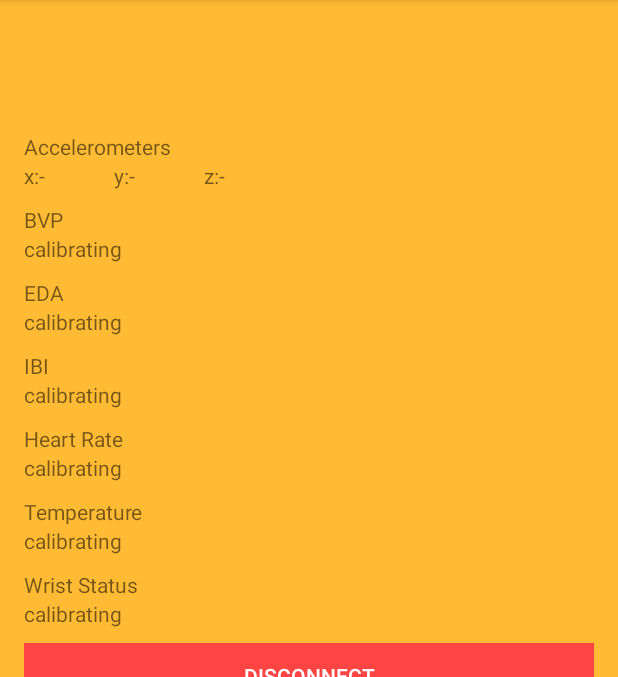
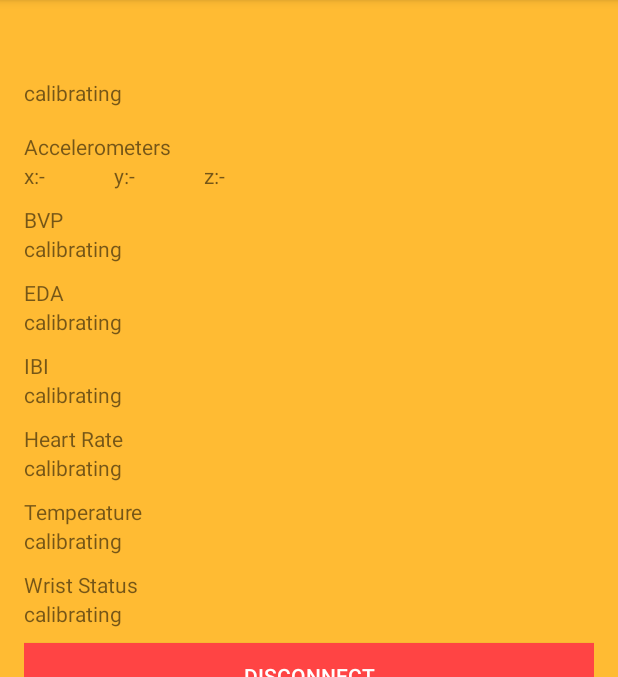
Before and after one commit to gengandrew/empatica_app, an Android app: the screen it shows after launch (MainActivity), on a phone screen of 412 x 824 dp, the part 84-761 px from its top. Run offline under Robolectric (Android 15) with nearby library versions, the phone set to English and light mode, and no system bars; our stand-ins replace RxJava; libraries missing offline, so code that uses them is left out: com.empatica.empalink; 2 statements that could not run were skipped.

Commit message:
Updated to add sessionID visual support

```diff
--- a/app/src/main/java/com/empatica/application/MainActivity.java
+++ b/app/src/main/java/com/empatica/application/MainActivity.java
@@ -70,7 +70,7 @@ public class MainActivity extends AppCompatActivity implements EmpaDataDelegate,
     private TextView temperatureLabel;
     private TextView heartLabel;
     private TextView statusLabel;
-    private TextView deviceNameLabel;
+    private TextView sessionLabel;
     private LinearLayout dataCnt;
 
     @Override
@@ -88,7 +88,7 @@ public class MainActivity extends AppCompatActivity implements EmpaDataDelegate,
         ibiLabel = findViewById(R.id.ibi);
         temperatureLabel = findViewById(R.id.temperature);
         heartLabel = findViewById(R.id.heart);
-        deviceNameLabel = findViewById(R.id.deviceName);
+        sessionLabel = findViewById(R.id.session_label);
 
         final Button disconnectButton = findViewById(R.id.disconnectButton);
         disconnectButton.setOnClickListener(new View.OnClickListener() {
@@ -106,6 +106,7 @@ public class MainActivity extends AppCompatActivity implements EmpaDataDelegate,
 
         AlertDialog.Builder alertBuilder = new AlertDialog.Builder(this);
         alertBuilder.setTitle("Please Insert Participant Number");
+        alertBuilder.setCancelable(false);
         final EditText participantIdInput = new EditText(this);
         participantIdInput.setInputType(InputType.TYPE_CLASS_TEXT);
         alertBuilder.setView(participantIdInput);
@@ -197,7 +198,7 @@ public class MainActivity extends AppCompatActivity implements EmpaDataDelegate,
             deviceManager.stopScanning();
             try {
                 deviceManager.connectDevice(bluetoothDevice);
-                updateLabel(deviceNameLabel, "To: " + deviceName);
+                //updateLabel(deviceNameLabel, "To: " + deviceName);
                 BluetoothDevice bd = deviceManager.getActiveDevice();
                 Log.d("CustomDebug", "Connected to device is named [" + bd.getName() + "] with address [" + bd.getAddress() + "]");
             } catch (ConnectionNotAllowedException e) {
@@ -224,7 +225,6 @@ public class MainActivity extends AppCompatActivity implements EmpaDataDelegate,
         updateLabel(statusLabel, status.name());
         if (status == EmpaStatus.READY) {
             updateLabel(statusLabel, status.name() + " - Turn on your device");
-            updateLabel(deviceNameLabel, "");
             Log.d("CustomDebug", "Device is ready");
             deviceManager.startScanning();
             hide();
@@ -232,8 +232,7 @@ public class MainActivity extends AppCompatActivity implements EmpaDataDelegate,
             Log.d("CustomDebug", "Device is Connected");
             show();
         } else if (status == EmpaStatus.DISCONNECTED) {
-            Log.d("CustomDebug", "Device is Disconnect with count");
-            updateLabel(deviceNameLabel, " The Device is disconnected");
+            Log.d("CustomDebug", "Device is Disconnect");
             hide();
         }
     }
@@ -256,34 +255,34 @@ public class MainActivity extends AppCompatActivity implements EmpaDataDelegate,
 
     @Override
     public void didReceiveBVP(float bvp, double timestamp) {
-        Log.d("CustomDebug", "BVP is [" + bvp + "]");
         this.bvp = bvp;
         if(checkDataPostConditions()) {
             InsertData(this.sessionID, new SimpleDateFormat("yyyy-MM-dd HH:mm:ss.SSS").format(new Date()),
                     timestamp, this.bvp, this.eda, this.ibi, this.heartRate, this.temperature);
+            Log.d("CustomDebug", "BVP of [" + bvp + "] has been pushed");
         }
         updateLabel(bvpLabel, Float.toString(bvp));
     }
 
     @Override
     public void didReceiveGSR(float gsr, double timestamp) {
-        Log.d("CustomDebug", "GSR is [" + gsr + "]");
         this.eda = gsr;
         if(checkDataPostConditions()) {
             InsertData(this.sessionID, new SimpleDateFormat("yyyy-MM-dd HH:mm:ss.SSS").format(new Date()),
                     timestamp, this.bvp, this.eda, this.ibi, this.heartRate, this.temperature);
+            Log.d("CustomDebug", "GSR of [" + gsr + "] has been pushed");
         }
         updateLabel(edaLabel, Float.toString(gsr));
     }
 
     @Override
     public void didReceiveIBI(float ibi, double timestamp) {
-        Log.d("CustomDebug", "IBI is [" + ibi + "]");
         this.ibi = ibi;
         this.heartRate = 60/ibi;
         if(checkDataPostConditions()) {
             InsertData(this.sessionID, new SimpleDateFormat("yyyy-MM-dd HH:mm:ss.SSS").format(new Date()),
                     timestamp, this.bvp, this.eda, this.ibi, this.heartRate, this.temperature);
+            Log.d("CustomDebug", "IBI of [" + ibi + "] has been pushed");
         }
         updateLabel(ibiLabel, Float.toString(ibi));
         updateLabel(heartLabel, Float.toString(heartRate));
@@ -291,21 +290,21 @@ public class MainActivity extends AppCompatActivity implements EmpaDataDelegate,
 
     @Override
     public void didReceiveTemperature(float temp, double timestamp) {
-        Log.d("CustomDebug", "Temperature is [" + temp + "]");
         this.temperature = temp;
         if(checkDataPostConditions()) {
             InsertData(this.sessionID, new SimpleDateFormat("yyyy-MM-dd HH:mm:ss.SSS").format(new Date()),
                     timestamp, this.bvp, this.eda, this.ibi, this.heartRate, this.temperature);
+            Log.d("CustomDebug", "Temperature of [" + temp + "] has been pushed");
         }
         updateLabel(temperatureLabel, Float.toString(temp));
     }
 
     @Override
     public void didReceiveAcceleration(int x, int y, int z, double timestamp) {
-        Log.d("CustomDebug", "Acceleration is [" + x+y+z + "]");
         if(checkAccelPostConditions(x, y, z)) {
             InsertAcceleration(this.sessionID, new SimpleDateFormat("yyyy-MM-dd HH:mm:ss.SSS").format(new Date()),
                     timestamp, x, y, z);
+            Log.d("CustomDebug", "Acceleration of [" + x + " " + y + " " + z + "] has been pushed");
         }
         this.accelX = x;
         this.accelY = y;
@@ -344,7 +343,6 @@ public class MainActivity extends AppCompatActivity implements EmpaDataDelegate,
     }
 
     private void clearLabels() {
-        updateLabel(deviceNameLabel, "");
         updateLabel(accel_xLabel, "-");
         updateLabel(accel_yLabel, "-");
         updateLabel(accel_zLabel, "-");
@@ -385,10 +383,12 @@ public class MainActivity extends AppCompatActivity implements EmpaDataDelegate,
                 Log.d("CustomDebug", "Going to on Response");
                 if(response.isSuccessful()) {
                     sessionID = response.body().getSessionID();
+                    updateLabel(sessionLabel, "Current session has ID of [" + sessionID.toString() + "]");
                     Log.d("CustomDebug", "Internal sessionID has been set as " + sessionID);
                 } else {
                     Log.d("CustomDebug", "Going to on not successful response");
-                    Toast.makeText(MainActivity.this, "Failure to get response from GetSessionID", Toast.LENGTH_SHORT).show();
+                    updateLabel(sessionLabel, "onResponse failure from InsertAssociation [please try again]");
+                    Toast.makeText(MainActivity.this, "Failure to get response from InsertAssociation", Toast.LENGTH_SHORT).show();
                 }
             }
 
@@ -396,7 +396,8 @@ public class MainActivity extends AppCompatActivity implements EmpaDataDelegate,
             public void onFailure(Call<CallResponse> call, Throwable t) {
                 Log.d("CustomDebug", "Going to on Failure");
                 Log.d("CustomDebug", t.toString());
-                Toast.makeText(MainActivity.this, "GetSessionID returns from onFailure", Toast.LENGTH_SHORT).show();
+                updateLabel(sessionLabel, "onFailure from InsertAssociation [please try again]");
+                Toast.makeText(MainActivity.this, "InsertAssociation returns to onFailure", Toast.LENGTH_SHORT).show();
             }
         });
     }
@@ -443,6 +444,7 @@ public class MainActivity extends AppCompatActivity implements EmpaDataDelegate,
         runOnUiThread(new Runnable() {
             @Override
             public void run() {
+                sessionLabel.setVisibility(View.VISIBLE);
                 dataCnt.setVisibility(View.VISIBLE);
             }
         });
@@ -452,6 +454,7 @@ public class MainActivity extends AppCompatActivity implements EmpaDataDelegate,
         runOnUiThread(new Runnable() {
             @Override
             public void run() {
+                sessionLabel.setVisibility(View.INVISIBLE);
                 dataCnt.setVisibility(View.INVISIBLE);
             }
         });
--- a/app/src/main/res/layout/activity_main.xml
+++ b/app/src/main/res/layout/activity_main.xml
@@ -13,9 +13,10 @@
         android:layout_height="36dp"/>
 
     <TextView
-        android:id="@+id/deviceName"
+        android:id="@+id/session_label"
         android:layout_width="match_parent"
-        android:layout_height="36dp"/>
+        android:layout_height="36dp"
+        android:text="@string/calibrating_text"/>
 
     <LinearLayout
         android:id="@+id/dataArea"
```
